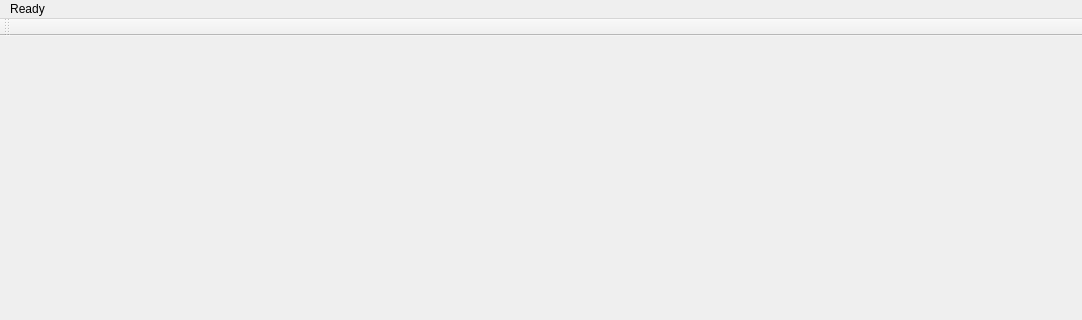
The window that Utilities/DbOperation/DbOperation.ui (wtom76/ML) describes before a commit, drawn with Qt 5; both pictures show x 0 to 1082 and y 0 to 320 of the 1082 by 558 pixel window.
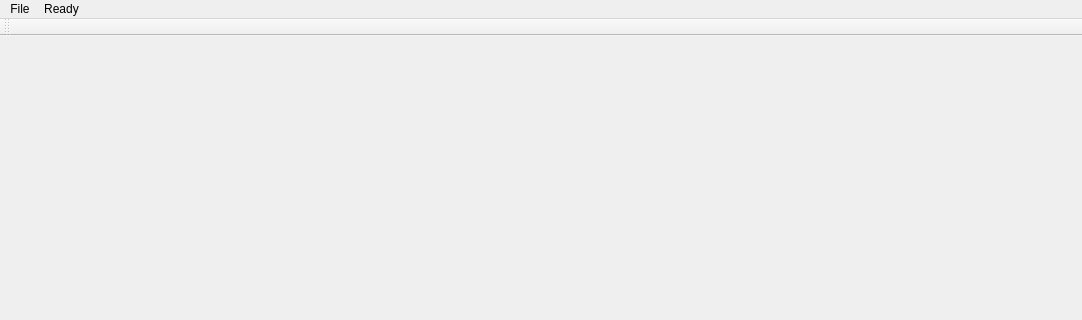
The same window after the commit.

Diff of the .ui file:
```diff
--- a/Utilities/DbOperation/DbOperation.ui
+++ b/Utilities/DbOperation/DbOperation.ui
@@ -36,6 +36,12 @@
     <addaction name="actionMake_target"/>
     <addaction name="actionCreate_features"/>
    </widget>
+   <widget class="QMenu" name="menuFile">
+    <property name="title">
+     <string>File</string>
+    </property>
+   </widget>
+   <addaction name="menuFile"/>
    <addaction name="menuReady"/>
   </widget>
   <widget class="QToolBar" name="mainToolBar">
```
Left out of the diff: 9 changed lines with no effect on the pictures.
